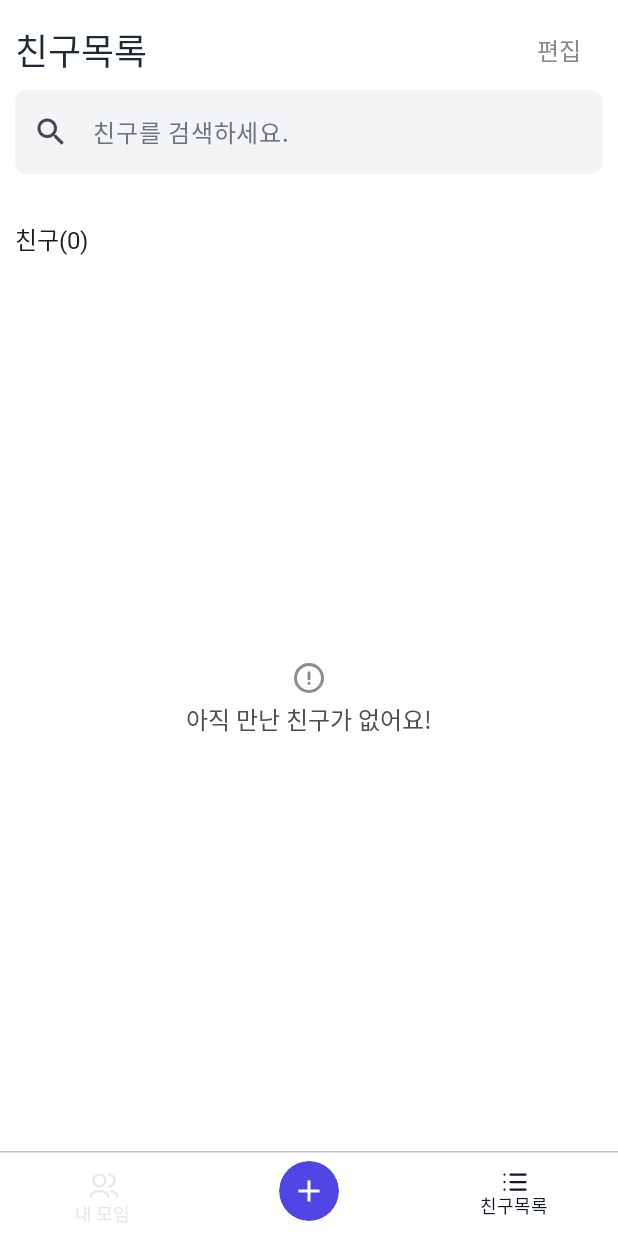
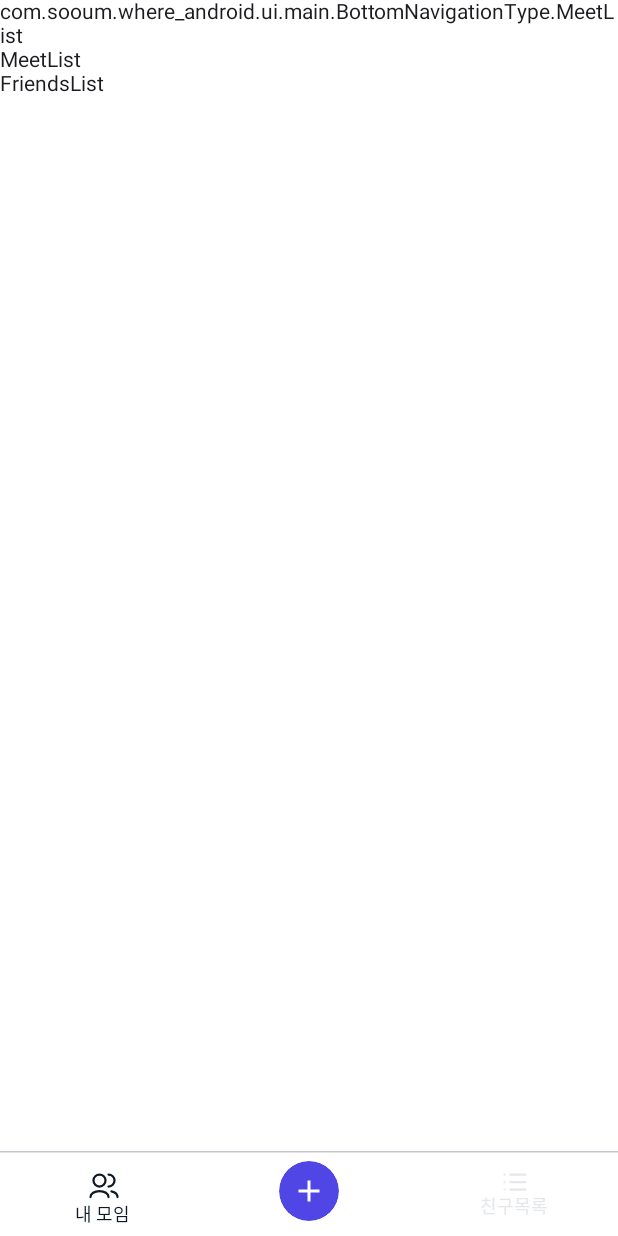
Before and after one commit to Team-Where/Where-Android, an Android app built with Jetpack Compose: the @Preview function MainScreenViewPreview, on a phone screen of 412 x 824 dp. Run offline under Robolectric (Android 15) with nearby library versions, the phone set to English and light mode, and no system bars; Roboto replaces fonts that are not available here.

Commit message:
feat: Navigation 적용
- 1차 임시 적용
- 내 모임 / 친구 목록 이동 구현

```diff
--- a/build.gradle.kts
+++ b/build.gradle.kts
@@ -4,4 +4,5 @@ plugins {
     alias(libs.plugins.android.library).apply(false)
     alias(libs.plugins.kotlin).apply(false)
     alias(libs.plugins.compose.compiler).apply(false)
+    alias(libs.plugins.kotlin.serialization).apply(false)
 }
--- a/gradle/libs.versions.toml
+++ b/gradle/libs.versions.toml
@@ -16,3 +16,4 @@ android-application = { id = "com.android.application", version.ref = "agp" }
 android-library = { id = "com.android.library", version.ref = "agp" }
 kotlin = { id = "org.jetbrains.kotlin.android", version.ref = "kotlin" }
 compose-compiler = { id = "org.jetbrains.kotlin.plugin.compose", version.ref = "kotlin" }
+kotlin-serialization = { id = "org.jetbrains.kotlin.plugin.serialization", version.ref = "kotlin" }
--- a/presentation/build.gradle.kts
+++ b/presentation/build.gradle.kts
@@ -3,6 +3,7 @@ plugins {
     alias(libs.plugins.android.application)
     alias(libs.plugins.kotlin)
     alias(libs.plugins.compose.compiler)
+    alias(libs.plugins.kotlin.serialization)
 }
 
 android {
@@ -59,6 +60,7 @@ dependencies {
     androidTestImplementation(platform(composeBom))
 
     implementation("androidx.activity:activity-compose:1.7.2")
+    implementation("androidx.navigation:navigation-compose:2.8.7")
     implementation("androidx.compose.material3:material3")
     implementation("androidx.compose.ui:ui-tooling-preview")
     debugImplementation("androidx.compose.ui:ui-tooling")
@@ -71,4 +73,7 @@ dependencies {
     testImplementation("junit:junit:4.13.2")
     androidTestImplementation("androidx.test.ext:junit:1.2.1")
     androidTestImplementation("androidx.test.espresso:espresso-core:3.6.1")
+
+
+    implementation("org.jetbrains.kotlinx:kotlinx-serialization-json:1.8.0")
 }
--- a/presentation/src/main/kotlin/com/sooum/where_android/ui/main/BottomNavigation.kt
+++ b/presentation/src/main/kotlin/com/sooum/where_android/ui/main/BottomNavigation.kt
@@ -28,6 +28,7 @@ import androidx.compose.ui.text.font.FontWeight
 import androidx.compose.ui.tooling.preview.Preview
 import androidx.compose.ui.unit.dp
 import androidx.compose.ui.unit.sp
+import androidx.navigation.NavBackStackEntry
 import com.sooum.where_android.R
 import com.sooum.where_android.theme.Gray200
 import com.sooum.where_android.theme.Primary600
@@ -35,7 +36,12 @@ import com.sooum.where_android.theme.pretendard
 
 
 @Composable
-fun BottomNavigation() {
+fun BottomNavigation(
+    navBackStackEntry: NavBackStackEntry?,
+    navigation: (BottomNavigationType) -> Unit = {},
+) {
+    val currentRoute = navBackStackEntry?.destination?.route ?: ""
+
     Column {
         HorizontalDivider()
         Spacer(Modifier.height(5.dp))
@@ -53,8 +59,12 @@ fun BottomNavigation() {
                 horizontalArrangement = Arrangement.Center
             ) {
                 BottomIconButton(
-                    R.drawable.icon_bottom_group,
-                    "내 모임"
+                    icon = R.drawable.icon_bottom_group,
+                    title = "내 모임",
+                    onClick = {
+                        navigation(BottomNavigationType.MeetList)
+                    },
+                    isSelected = currentRoute.contains(BottomNavigationType.MeetList.toString())
                 )
             }
             Row(
@@ -81,10 +91,12 @@ fun BottomNavigation() {
                 horizontalArrangement = Arrangement.Center
             ) {
                 BottomIconButton(
-                    R.drawable.icon_bottom_friend,
-                    "친구목록",
-                    {},
-                    true
+                    icon = R.drawable.icon_bottom_friend,
+                    title = "친구목록",
+                    onClick = {
+                        navigation(BottomNavigationType.FriendsList)
+                    },
+                    isSelected = currentRoute.contains(BottomNavigationType.FriendsList.toString())
                 )
             }
         }
@@ -94,10 +106,10 @@ fun BottomNavigation() {
 
 @Composable
 private fun BottomIconButton(
-    @DrawableRes icon : Int,
-    title : String,
-    onClick :() -> Unit = {},
-    isSelected : Boolean = false
+    @DrawableRes icon: Int,
+    title: String,
+    onClick: () -> Unit = {},
+    isSelected: Boolean = false
 ) {
     val color = if (isSelected) {
         Color(0xff111827)
@@ -137,5 +149,5 @@ private fun BottomIconButton(
 @Preview(showBackground = true)
 @Composable
 fun BottomNavigationPreview() {
-    BottomNavigation()
+    BottomNavigation(null)
 }
--- a/presentation/src/main/kotlin/com/sooum/where_android/ui/main/MainScreenView.kt
+++ b/presentation/src/main/kotlin/com/sooum/where_android/ui/main/MainScreenView.kt
@@ -3,26 +3,65 @@ package com.sooum.where_android.ui.main
 import androidx.compose.foundation.layout.Column
 import androidx.compose.foundation.layout.padding
 import androidx.compose.material3.Scaffold
+import androidx.compose.material3.Text
 import androidx.compose.runtime.Composable
+import androidx.compose.runtime.getValue
 import androidx.compose.ui.Modifier
 import androidx.compose.ui.graphics.Color
 import androidx.compose.ui.tooling.preview.Preview
 import androidx.compose.ui.unit.dp
+import androidx.navigation.compose.NavHost
+import androidx.navigation.compose.composable
+import androidx.navigation.compose.currentBackStackEntryAsState
+import androidx.navigation.compose.rememberNavController
 import com.sooum.domain.model.User
 import com.sooum.where_android.ui.friendList.FriedListView
+import kotlinx.serialization.Serializable
+
+
+sealed class BottomNavigationType {
+    @Serializable
+    data object MeetList :BottomNavigationType()
+
+    @Serializable
+    data object FriendsList : BottomNavigationType()
+}
+
 
 @Composable
 fun MainScreenView(
     modifier: Modifier = Modifier,
     userList: List<User>
 ) {
+    val navController = rememberNavController()
+    val navBackStackEntry by navController.currentBackStackEntryAsState()
+
     Scaffold(
         modifier = modifier,
         bottomBar = {
-            BottomNavigation()
+            BottomNavigation(
+                navBackStackEntry = navBackStackEntry,
+                navigation = { type ->
+                    navController.navigate(type)
+                }
+            )
         },
         containerColor = Color.White,
     ) { innerPadding ->
+
+        NavHost(
+            navController = navController,
+            startDestination = BottomNavigationType.MeetList
+        ) {
+            composable<BottomNavigationType.MeetList>() {
+                Column {
+                    Text(navBackStackEntry?.destination?.route ?: "")
+                    Text(BottomNavigationType.MeetList.toString())
+                    Text(BottomNavigationType.FriendsList.toString())
+                }
+
+            }
+            composable<BottomNavigationType.FriendsList>() {
                 Column(
                     modifier = Modifier
                         .padding(innerPadding)
@@ -35,6 +74,8 @@ fun MainScreenView(
                 }
             }
         }
+    }
+}
 
 @Composable
 @Preview(showBackground = true, showSystemUi = true)
```
Lines whose indentation alone changed are shown as unchanged.
